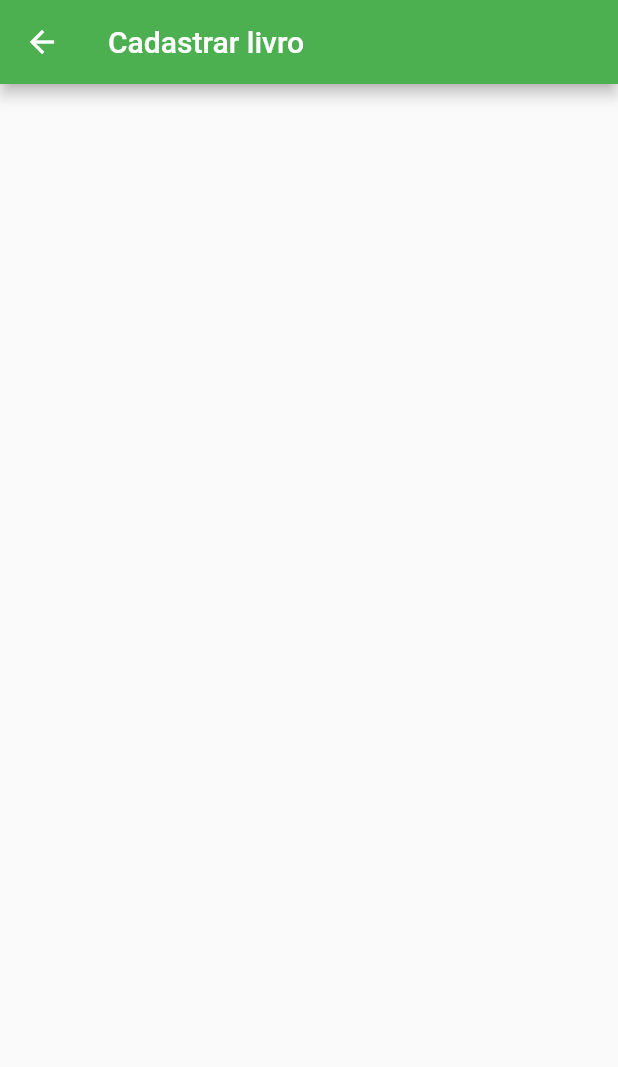
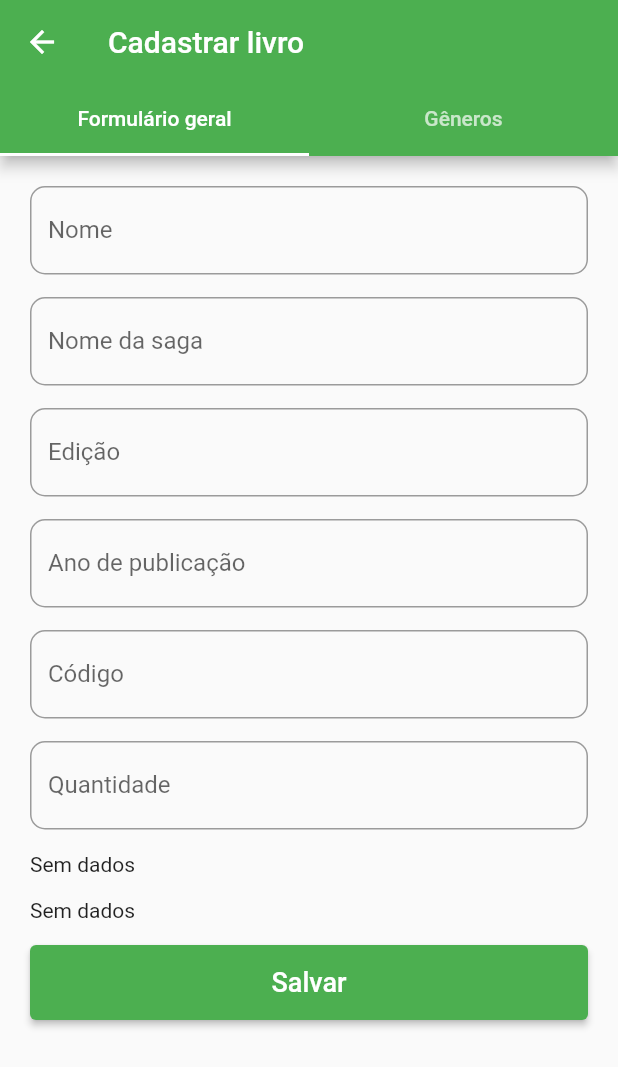
Before and after one commit to lucasoliveirasouza/cs-front-end, a Flutter app: the LivroCadastrarView screen opened directly, on a phone screen of 412 x 824 dp. Shown: the top 1067 px of the screen. Run offline on Flutter 3.47's test engine with Material 2 defaults, Android fonts, the phone set to English and light mode, and no system bars; our stand-ins replace flutter_secure_storage, get; accounts and stored records are empty; network calls fail.

Commit message:
Criar Livro

```diff
--- a/lib/views/livro/livro_cadastrar.dart
+++ b/lib/views/livro/livro_cadastrar.dart
@@ -1,3 +1,10 @@
+import 'package:csbiblio/componentes/dropdown_padrao.dart';
+import 'package:csbiblio/componentes/form_field_padrao.dart';
+import 'package:csbiblio/models/Autor.dart';
+import 'package:csbiblio/models/Editora.dart';
+import 'package:csbiblio/models/Genero.dart';
+import 'package:csbiblio/services/autor_service.dart';
+import 'package:csbiblio/services/editora_service.dart';
 import 'package:flutter/material.dart';
 
 class LivroCadastrarView extends StatefulWidget {
@@ -10,15 +17,178 @@ class LivroCadastrarView extends StatefulWidget {
 class _LivroCadastrarViewState extends State<LivroCadastrarView> {
   final nome = TextEditingController();
   final formKey = GlobalKey<FormState>();
+  late final List<Genero> generos;
   String autorId = "";
 
   @override
   Widget build(BuildContext context) {
+    return DefaultTabController(
+      length: 2,
+      child: Scaffold(
+        appBar: AppBar(
+            title: Text("Cadastrar livro"),
+            bottom: TabBar(
+              tabs: <Widget>[
+                Tab(
+                  text: "Formulário geral",
+                ),
+                Tab(
+                  text: "Gêneros",
+                ),
+              ],
+              indicatorColor: Colors.white,
+            )),
+        body: TabBarView(
+          children: [
+            Formulario(),
+            Generos(),
+          ],
+        ),
+      ),
+    );
+  }
+
+  Widget Formulario() {
+    return Form(
+      key: formKey,
+      child: Container(
+        padding: EdgeInsets.only(right: 20, top: 20, left: 20),
+        child: ListView(
+          children: [
+            FormFieldPadrao(
+              controle: nome,
+              title: "Nome",
+            ),
+            SizedBox(
+              height: 15,
+            ),
+            FormFieldPadrao(
+              controle: nome,
+              title: "Nome da saga",
+            ),
+            SizedBox(
+              height: 15,
+            ),
+            FormFieldPadrao(
+              controle: nome,
+              title: "Edição",
+            ),
+            SizedBox(
+              height: 15,
+            ),
+            FormFieldPadrao(
+              controle: nome,
+              title: "Ano de publicação",
+            ),
+            SizedBox(
+              height: 15,
+            ),
+            FormFieldPadrao(
+              controle: nome,
+              title: "Código",
+            ),
+            SizedBox(
+              height: 15,
+            ),
+            FormFieldPadrao(
+              controle: nome,
+              title: "Quantidade",
+            ),
+            SizedBox(
+              height: 15,
+            ),
+            DropdownPadrao<Autor>(
+              nome: "Autor",
+              future: AutorService().getAll(),
+              onSelect: (value) {
+                autorId = value;
+              },
+              initialValue: autorId,
+              child: 'nome',
+              value: 'id',
+            ),
+            SizedBox(
+              height: 15,
+            ),
+            DropdownPadrao<Editora>(
+              nome: "Autor",
+              future: EditoraService().getAll(),
+              onSelect: (value) {
+                autorId = value;
+              },
+              initialValue: autorId,
+              child: 'nome',
+              value: 'id',
+            ),
+            SizedBox(
+              height: 15,
+            ),
+            Container(
+              height: 50,
+              child: ElevatedButton(
+                onPressed: () {},
+                child: Text(
+                  "Salvar",
+                  style: TextStyle(fontSize: 18),
+                ),
+              ),
+            ),
+          ],
+        ),
+      ),
+    );
+  }
+
+  Widget Generos() {
     return Scaffold(
-      appBar: AppBar(
-        title: Text("Cadastrar livro"),
+      floatingActionButton: FloatingActionButton(
+        onPressed: () {
+          addGenero();
+        },
+        child: Icon(Icons.add),
       ),
-      body: Container(),
+    );
+  }
+
+  addGenero() {
+    showDialog(
+      context: context,
+      builder: (BuildContext context) {
+        return AlertDialog(
+          title: Text("Selecione um gênero"),
+          content: DropdownPadrao<Autor>(
+            nome: "Autor",
+            future: AutorService().getAll(),
+            onSelect: (value) {
+              autorId = value;
+            },
+            initialValue: autorId,
+            child: 'nome',
+            value: 'id',
+          ),
+          actions: <Widget>[
+            TextButton(
+              onPressed: () {
+                Navigator.of(context).pop(false);
+              },
+              child: Text(
+                "Cancelar",
+                style: TextStyle(color: Colors.red),
+              ),
+            ),
+            TextButton(
+              onPressed: () {
+                Navigator.of(context).pop(false);
+                /* AuthService().logout();
+                Get.to(() => LoginView());*/
+              },
+              child: Text(
+                "Sair",
+              ),
+            ),
+          ],
+        );
+      },
     );
   }
 }
```
Also changed, not shown: lib/views/livro/componentes/adicionar_generos.dart (added, +15 -0 lines).
